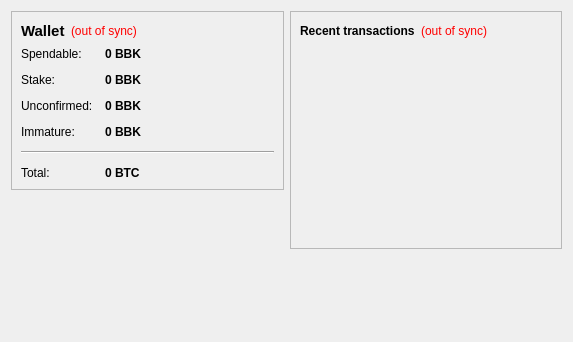
Above: src/qt/forms/overviewpage.ui from diMarcoDEV/TWT before the change. Below: the same form after it.
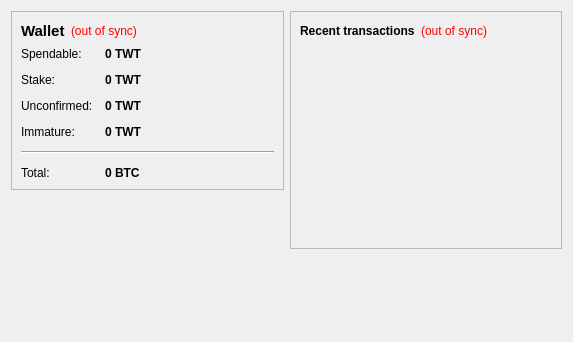
That is the form after the change.

The edit to the form file:
```diff
--- a/src/qt/forms/overviewpage.ui
+++ b/src/qt/forms/overviewpage.ui
@@ -105,7 +105,7 @@
              <string>Your current spendable balance</string>
             </property>
             <property name="text">
-             <string notr="true">0 BBK</string>
+             <string notr="true">0 TWT</string>
             </property>
             <property name="textInteractionFlags">
              <set>Qt::LinksAccessibleByMouse|Qt::TextSelectableByKeyboard|Qt::TextSelectableByMouse</set>
@@ -134,7 +134,7 @@
              <string>Total of coins that was staked, and do not yet count toward the current balance</string>
             </property>
             <property name="text">
-             <string notr="true">0 BBK</string>
+             <string notr="true">0 TWT</string>
             </property>
             <property name="textInteractionFlags">
              <set>Qt::LinksAccessibleByMouse|Qt::TextSelectableByKeyboard|Qt::TextSelectableByMouse</set>
@@ -163,7 +163,7 @@
              <string>Total of transactions that have yet to be confirmed, and do not yet count toward the current balance</string>
             </property>
             <property name="text">
-             <string notr="true">0 BBK</string>
+             <string notr="true">0 TWT</string>
             </property>
             <property name="textInteractionFlags">
              <set>Qt::LinksAccessibleByMouse|Qt::TextSelectableByKeyboard|Qt::TextSelectableByMouse</set>
@@ -189,7 +189,7 @@
              <string>Mined balance that has not yet matured</string>
             </property>
             <property name="text">
-             <string notr="true">0 BBK</string>
+             <string notr="true">0 TWT</string>
             </property>
             <property name="textInteractionFlags">
              <set>Qt::LinksAccessibleByMouse|Qt::TextSelectableByKeyboard|Qt::TextSelectableByMouse</set>
```
